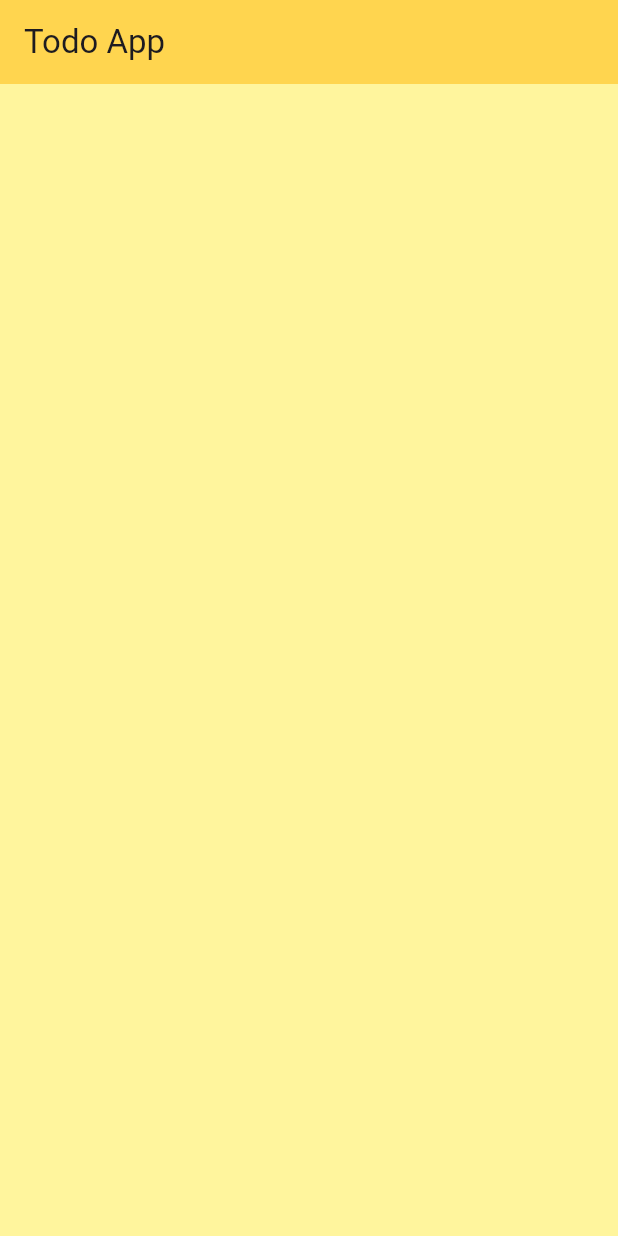
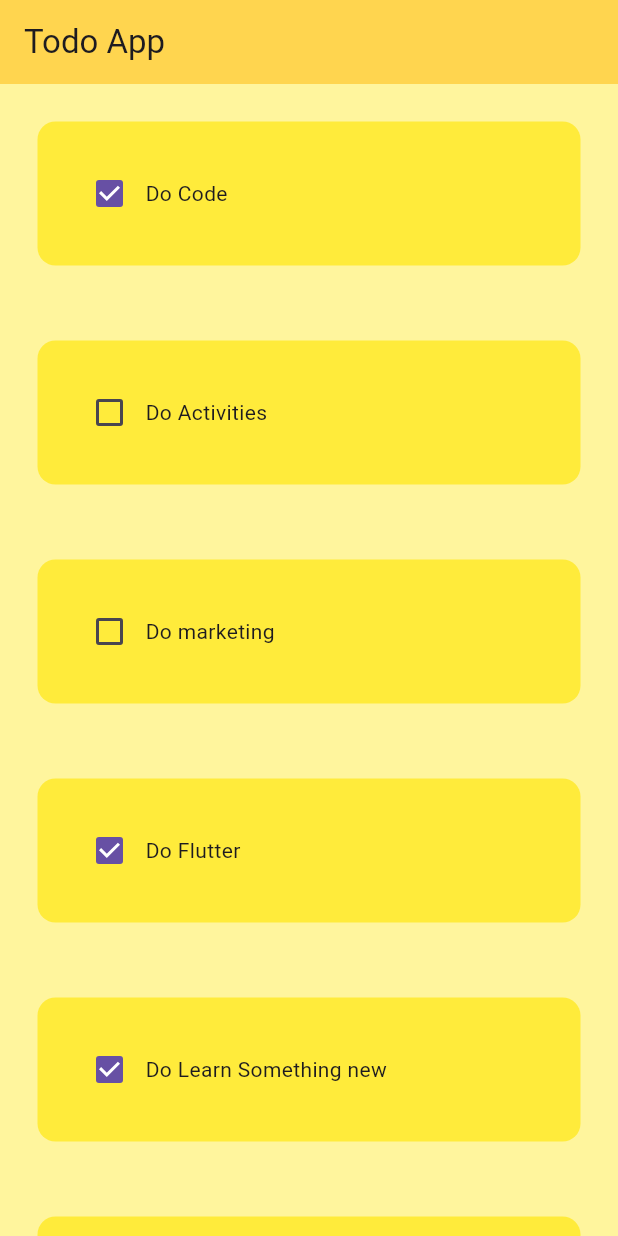
Before and after one commit to SatyamIT86/To-Do-App, a Flutter app: the screen it shows after launch, on a phone screen of 412 x 824 dp. Run offline on Flutter 3.47's test engine with Material 3 defaults, Android fonts, the phone set to English and light mode, and no system bars.

Commit message:
adding Todo Tile

```diff
--- a/lib/Pages/homepage.dart
+++ b/lib/Pages/homepage.dart
@@ -1,4 +1,5 @@
 import 'package:flutter/material.dart';
+import 'package:todo_app/utils/todo_tile.dart';
 
 class Homepage extends StatefulWidget {
   const Homepage({super.key});
@@ -17,7 +18,82 @@ class _HomepageState extends State<Homepage> {
         title: Text("Todo App"),
         elevation: 0,
       ),
-      body: ListView(),
+      body: ListView(
+        children: [
+          TodoTile(
+            taskName: "Do Code",
+            taskCompleted: true,
+            onChanged: (value) {
+              setState(() {
+                // Handle checkbox state change
+              });
+            },
+          ),
+          TodoTile(
+            taskName: "Do Activities",
+            taskCompleted: false,
+            onChanged: (value) {
+              setState(() {
+                // Handle checkbox state change
+              });
+            },
+          ),
+          TodoTile(
+            taskName: "Do marketing",
+            taskCompleted: false,
+            onChanged: (value) {
+              setState(() {
+                // Handle checkbox state change
+              });
+            },
+          ),
+          TodoTile(
+            taskName: "Do Flutter",
+            taskCompleted: true,
+            onChanged: (value) {
+              setState(() {
+                // Handle checkbox state change
+              });
+            },
+          ),
+          TodoTile(
+            taskName: "Do Learn Something new",
+            taskCompleted: true,
+            onChanged: (value) {
+              setState(() {
+                // Handle checkbox state change
+              });
+            },
+          ),
+          TodoTile(
+            taskName: "Do Learn Something new",
+            taskCompleted: false,
+            onChanged: (value) {
+              setState(() {
+                // Handle checkbox state change
+              });
+            },
+          ),
+          TodoTile(
+            taskName: "Do Learn Something new",
+            taskCompleted: true,
+            onChanged: (value) {
+              setState(() {
+                // Handle checkbox state change
+              });
+            },
+          ),
+          TodoTile(
+            taskName: "Do Learn Something new",
+            taskCompleted: true,
+            onChanged: (value) {
+              setState(() {
+                // Handle checkbox state change
+              });
+            },
+          ),
+        ],
+      ),
     );
   }
 }
--- a/lib/utils/todo_tile.dart
+++ b/lib/utils/todo_tile.dart
@@ -0,0 +1,33 @@
+import 'package:flutter/material.dart';
+
+class TodoTile extends StatelessWidget {
+  final String taskName;
+  final bool taskCompleted;
+  Function(bool?)? onChanged;
+  TodoTile({
+    super.key,
+    required this.taskName,
+    required this.taskCompleted,
+    required this.onChanged,
+  });
+
+  @override
+  Widget build(BuildContext context) {
+    return Padding(
+      padding: const EdgeInsets.all(25.0),
+      child: Container(
+        padding: const EdgeInsets.all(24.0),
+        child: Row(
+          children: [
+            Checkbox(value: taskCompleted, onChanged: onChanged),
+            Text(taskName),
+          ],
+        ),
+        decoration: BoxDecoration(
+          color: Colors.yellow,
+          borderRadius: BorderRadius.circular(12),
+        ),
+      ),
+    );
+  }
+}
```
